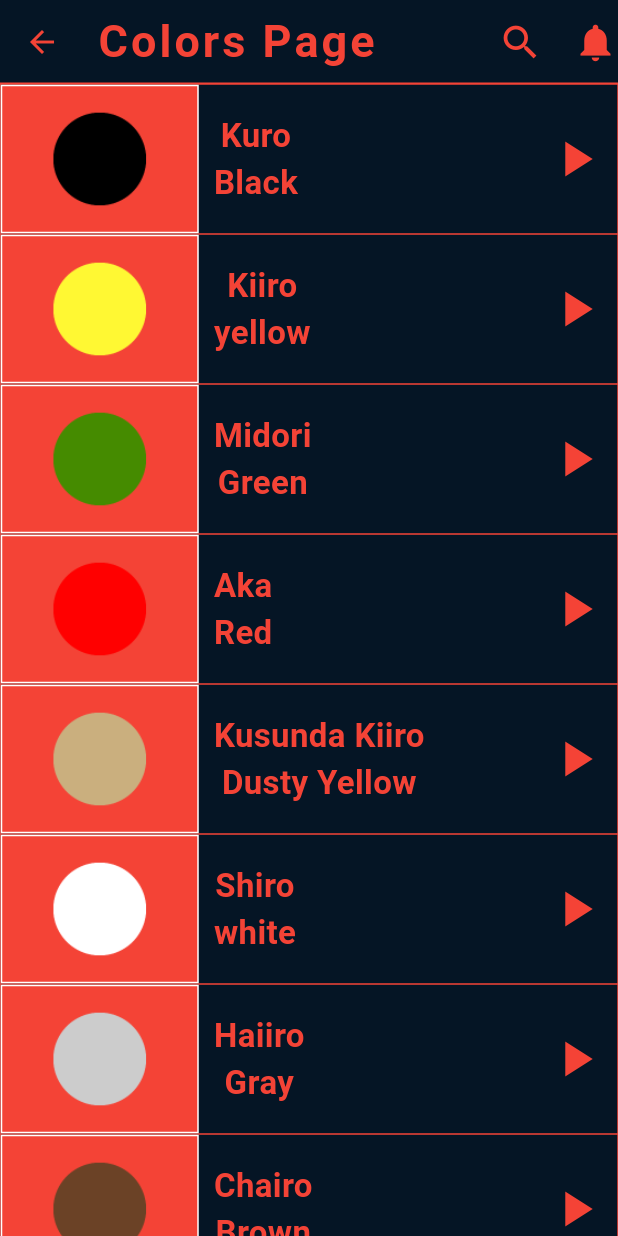
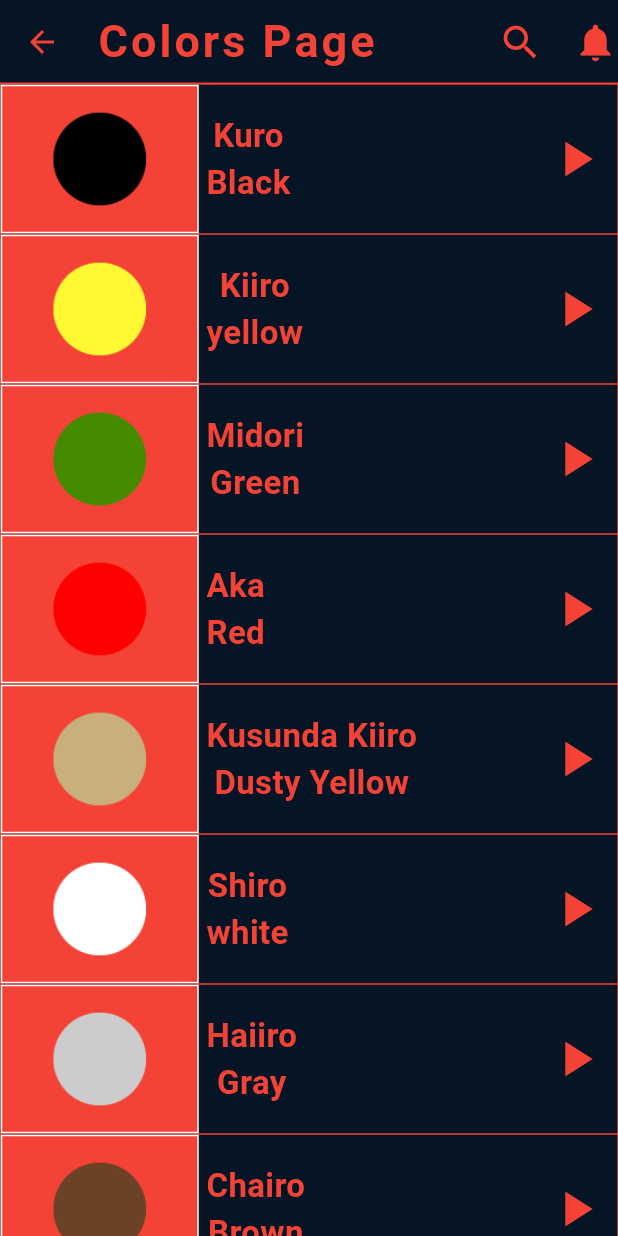
Before and after one commit to AbdAlrahmanmohamedelsayed/toku, a Flutter app: the ColorsPage screen opened directly, on a phone screen of 412 x 824 dp. Run offline on Flutter 3.47's test engine with Material 3 defaults, Android fonts, the light colour scheme and no system bars; our stand-ins replace audioplayers.

Commit message:
Finsh app aa

```diff
--- a/lib/Components/item.dart
+++ b/lib/Components/item.dart
@@ -43,7 +43,7 @@ class ItemInfo extends StatelessWidget {
         mainAxisAlignment: MainAxisAlignment.spaceBetween,
         children: [
           Padding(
-            padding: const EdgeInsets.only(left: 10),
+            padding: const EdgeInsets.only(left: 5),
             child: Column(
               mainAxisAlignment: MainAxisAlignment.center,
               children: [
--- a/lib/screens/Phrases_page.dart
+++ b/lib/screens/Phrases_page.dart
@@ -50,7 +50,7 @@ class PhrasesPage extends StatelessWidget {
     ),
     Data(
       enName: 'Don\'t Forget To subscribe',
-      jpName: 'Kōdoku suru koto o wasurenaide kudasai',
+      jpName: 'Kōdoku suru koto o wasurenaide ',
       sound: 'sounds/phrases/dont_forget_to_subscribe.wav',
     ),
   ];
```
